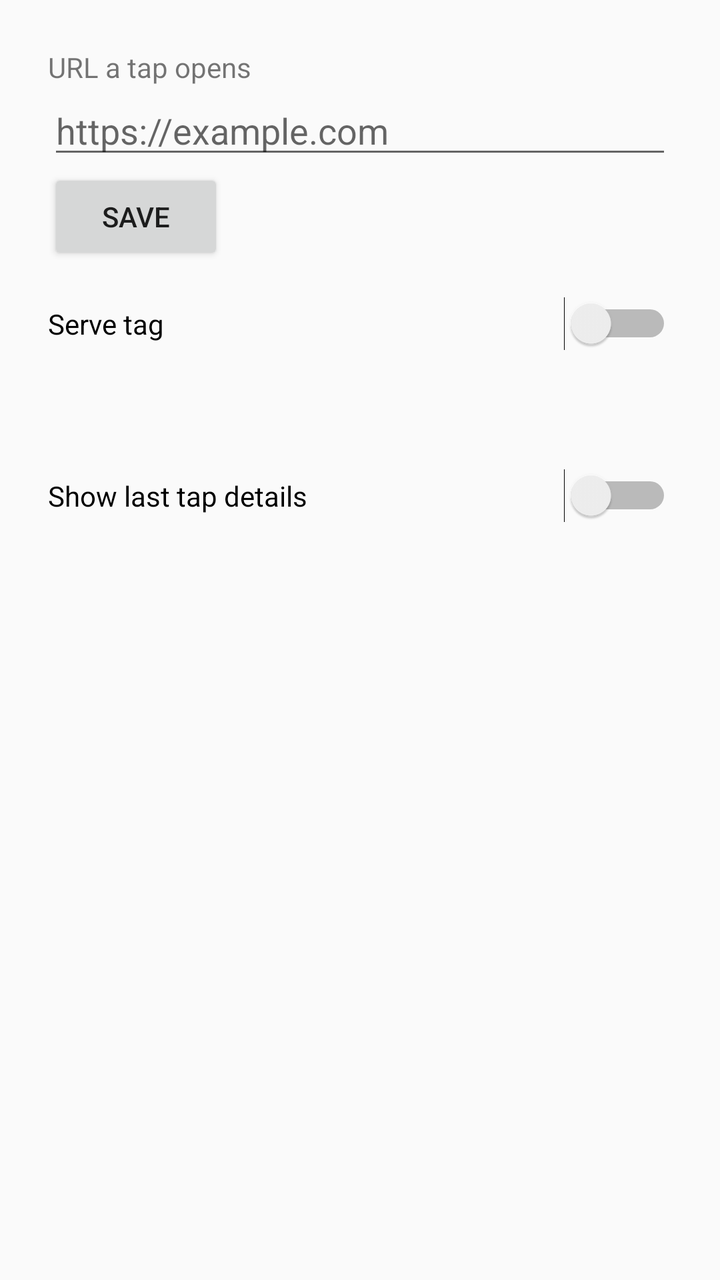
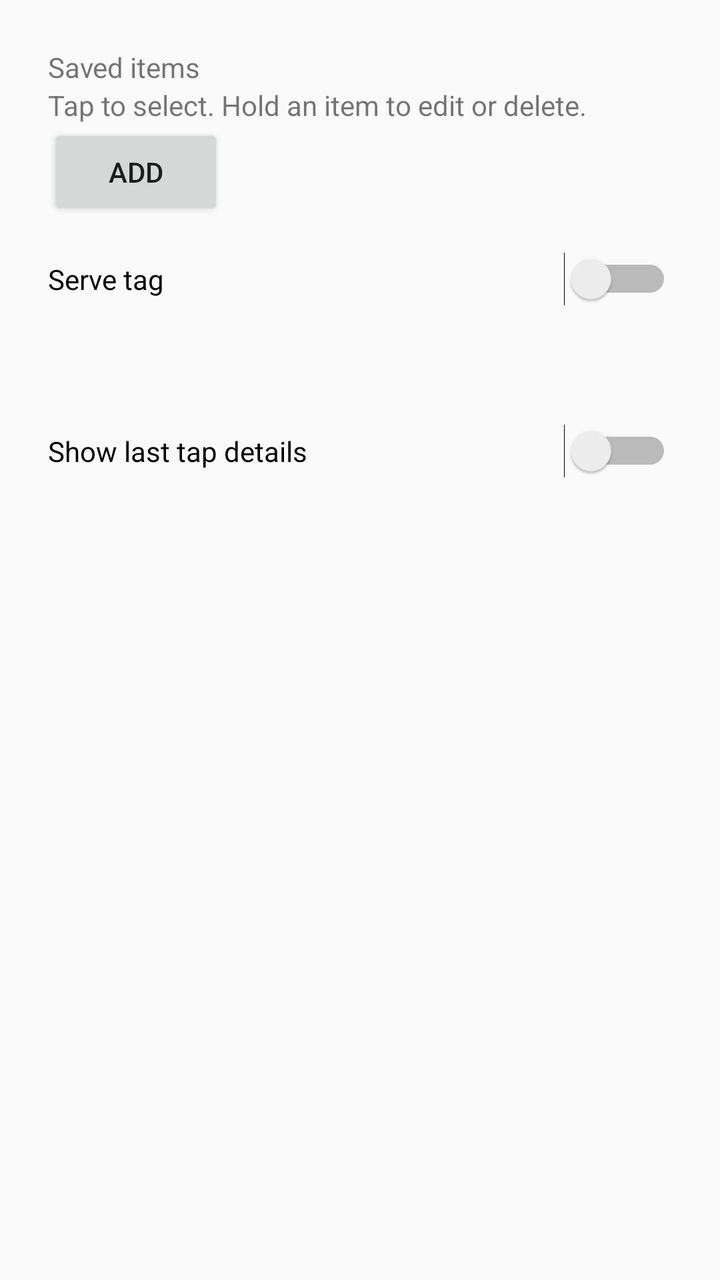

Screens rendered from an Android XML layout before and after an edit, with the pre-edit source and the edit as a unified diff.
<!-- AndroidManifest.xml: application theme android:Theme.Material.Light.DarkActionBar -->
<!-- res/layout/activity_main.xml -->
<?xml version="1.0" encoding="utf-8"?>
<LinearLayout xmlns:android="http://schemas.android.com/apk/res/android"
    android:layout_width="match_parent"
    android:layout_height="match_parent"
    android:fitsSystemWindows="true"
    android:orientation="vertical"
    android:padding="24dp">

    <TextView
        android:layout_width="wrap_content"
        android:layout_height="wrap_content"
        android:text="@string/url_label" />

    <EditText
        android:id="@+id/url"
        android:layout_width="match_parent"
        android:layout_height="wrap_content"
        android:autofillHints="url"
        android:hint="@string/url_hint"
        android:inputType="textUri"
        android:maxLines="1" />

    <Button
        android:id="@+id/save"
        android:layout_width="wrap_content"
        android:layout_height="wrap_content"
        android:text="@string/save" />

    <Switch
        android:id="@+id/enabled"
        android:layout_width="match_parent"
        android:layout_height="wrap_content"
        android:layout_marginTop="16dp"
        android:text="@string/enabled" />

    <TextView
        android:id="@+id/status"
        android:layout_width="match_parent"
        android:layout_height="wrap_content"
        android:layout_marginTop="16dp" />

    <Switch
        android:id="@+id/diagnostics"
        android:layout_width="match_parent"
        android:layout_height="wrap_content"
        android:layout_marginTop="24dp"
        android:text="@string/diagnostics" />

    <TextView
        android:id="@+id/trace"
        android:layout_width="match_parent"
        android:layout_height="wrap_content"
        android:layout_marginTop="16dp"
        android:fontFamily="monospace"
        android:textIsSelectable="true"
        android:textSize="11sp" />
</LinearLayout>
<!-- resources referenced by this layout -->
<resources>
  <string name="diagnostics">Show last tap details</string>
  <string name="enabled">Serve tag</string>
  <string name="save">Save</string>
  <string name="url_hint">https://example.com</string>
  <string name="url_label">URL a tap opens</string>
</resources>

<!-- the commit's change to res/layout/activity_main.xml (unified diff, before → after) -->
@@ -1,30 +1,36 @@
 <?xml version="1.0" encoding="utf-8"?>
-<LinearLayout xmlns:android="http://schemas.android.com/apk/res/android"
+<ScrollView xmlns:android="http://schemas.android.com/apk/res/android"
     android:layout_width="match_parent"
     android:layout_height="match_parent"
     android:fitsSystemWindows="true"
+    android:fillViewport="true">
+<LinearLayout
+    android:layout_width="match_parent"
+    android:layout_height="wrap_content"
     android:orientation="vertical"
     android:padding="24dp">
 
     <TextView
         android:layout_width="wrap_content"
         android:layout_height="wrap_content"
-        android:text="@string/url_label" />
+        android:text="@string/items_label" />
 
-    <EditText
-        android:id="@+id/url"
+    <TextView
         android:layout_width="match_parent"
         android:layout_height="wrap_content"
-        android:autofillHints="url"
-        android:hint="@string/url_hint"
-        android:inputType="textUri"
-        android:maxLines="1" />
+        android:text="@string/items_help" />
+
+    <LinearLayout
+        android:id="@+id/items"
+        android:layout_width="match_parent"
+        android:layout_height="wrap_content"
+        android:orientation="vertical" />
 
     <Button
-        android:id="@+id/save"
+        android:id="@+id/add_item"
         android:layout_width="wrap_content"
         android:layout_height="wrap_content"
-        android:text="@string/save" />
+        android:text="@string/add_item" />
 
     <Switch
         android:id="@+id/enabled"
@@ -55,3 +61,4 @@
         android:textIsSelectable="true"
         android:textSize="11sp" />
 </LinearLayout>
+</ScrollView>
<!-- resource entries referenced after the edit -->
@@ -1,9 +1,9 @@
 <!-- resources referenced by this layout -->
 <resources>
+  <string name="add_item">Add</string>
   <string name="diagnostics">Show last tap details</string>
   <string name="enabled">Serve tag</string>
-  <string name="save">Save</string>
-  <string name="url_hint">https://example.com</string>
-  <string name="url_label">URL a tap opens</string>
+  <string name="items_help">Tap to select. Hold an item to edit or delete.</string>
+  <string name="items_label">Saved items</string>
 </resources>
 
